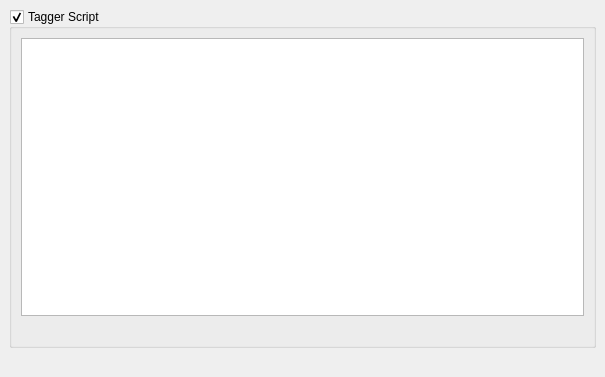
Before: the Qt Designer form ui/options_script.ui in metabrainz/picard, drawn with Qt 5.
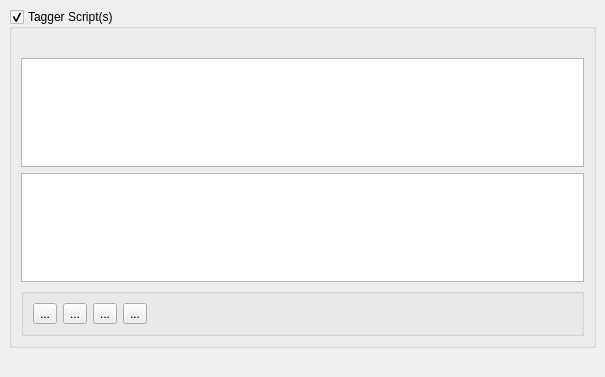
After: the same form once the commit is applied. Icons and pictures are not drawn.

Commit message: Basic UI for multiple scripts

The edit to the form file:
```diff
--- a/ui/options_script.ui
+++ b/ui/options_script.ui
@@ -20,27 +20,12 @@
    <item>
     <widget class="QGroupBox" name="enable_tagger_script">
      <property name="title">
-      <string>Tagger Script</string>
+      <string>Tagger Script(s)</string>
      </property>
      <property name="checkable">
       <bool>true</bool>
      </property>
      <layout class="QVBoxLayout" name="verticalLayout">
-      <item>
-       <widget class="QTextEdit" name="tagger_script">
-        <property name="font">
-         <font>
-          <family>Monospace</family>
-         </font>
-        </property>
-        <property name="lineWrapMode">
-         <enum>QTextEdit::NoWrap</enum>
-        </property>
-        <property name="acceptRichText">
-         <bool>false</bool>
-        </property>
-       </widget>
-      </item>
       <item>
        <widget class="QLabel" name="script_error">
         <property name="text">
@@ -51,6 +36,94 @@
         </property>
        </widget>
       </item>
+      <item>
+       <widget class="QListWidget" name="script_list"/>
+      </item>
+      <item>
+       <widget class="QTextEdit" name="tagger_script"/>
+      </item>
+      <item>
+       <widget class="QGroupBox" name="script_tools">
+        <property name="title">
+         <string/>
+        </property>
+        <layout class="QHBoxLayout" name="horizontalLayout">
+         <item alignment="Qt::AlignLeft">
+          <widget class="QToolButton" name="add_script">
+           <property name="toolTip">
+            <string>Add script</string>
+           </property>
+           <property name="text">
+            <string>...</string>
+           </property>
+           <property name="icon">
+            <iconset theme="add">
+             <normaloff/>
+            </iconset>
+           </property>
+          </widget>
+         </item>
+         <item>
+          <widget class="QToolButton" name="remove_script">
+           <property name="toolTip">
+            <string>Remove script</string>
+           </property>
+           <property name="text">
+            <string>...</string>
+           </property>
+           <property name="icon">
+            <iconset theme="remove">
+             <normaloff/>
+            </iconset>
+           </property>
+          </widget>
+         </item>
+         <item alignment="Qt::AlignLeft">
+          <widget class="QToolButton" name="up_script">
+           <property name="toolTip">
+            <string>Move script up</string>
+           </property>
+           <property name="text">
+            <string>...</string>
+           </property>
+           <property name="icon">
+            <iconset theme="up">
+             <normaloff/>
+            </iconset>
+           </property>
+          </widget>
+         </item>
+         <item alignment="Qt::AlignLeft">
+          <widget class="QToolButton" name="down_script">
+           <property name="toolTip">
+            <string>Move script down</string>
+           </property>
+           <property name="text">
+            <string>...</string>
+           </property>
+           <property name="icon">
+            <iconset theme="down">
+             <normaloff/>
+            </iconset>
+           </property>
+          </widget>
+         </item>
+         <item>
+          <spacer name="horizontalSpacer">
+           <property name="orientation">
+            <enum>Qt::Horizontal</enum>
+           </property>
+           <property name="sizeHint" stdset="0">
+            <size>
+             <width>40</width>
+             <height>20</height>
+            </size>
+           </property>
+          </spacer>
+         </item>
+        </layout>
+       </widget>
+      </item>
      </layout>
     </widget>
    </item>
```
The commit also changes 3 other files.
